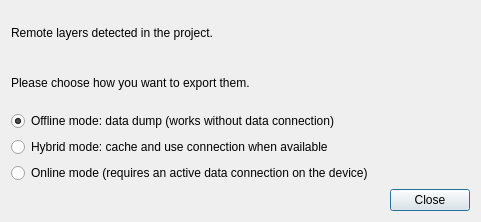
Above: qfieldsync/ui/remote_options_base.ui from opengisch/qfieldsync before the change. Below: the same form after it.
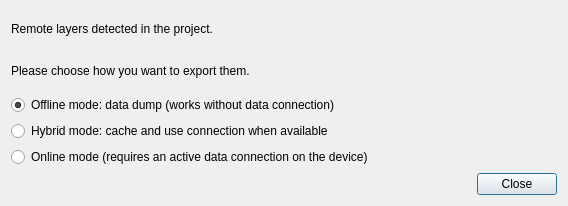
That is the form after the change.

Patch:
```diff
--- a/qfieldsync/ui/remote_options_base.ui
+++ b/qfieldsync/ui/remote_options_base.ui
@@ -6,8 +6,8 @@
    <rect>
     <x>0</x>
     <y>0</y>
-    <width>481</width>
-    <height>222</height>
+    <width>568</width>
+    <height>206</height>
    </rect>
   </property>
   <property name="windowTitle">
```
